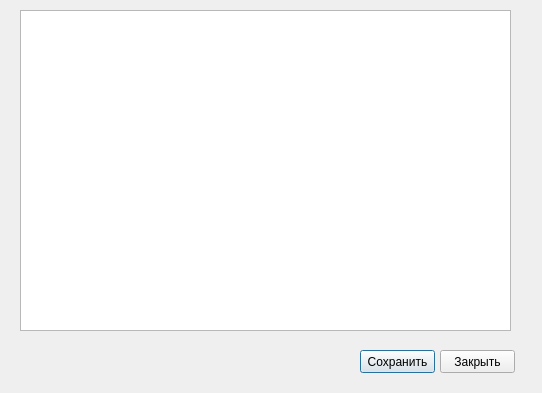
The window that dialog.ui (damask/PathEditor) describes before a commit, drawn with Qt 5.
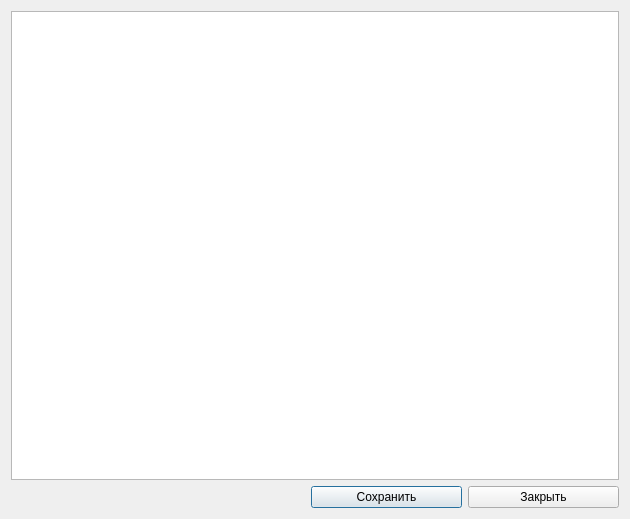
The same window after the commit.

Commit message: Выравнивание контролов

What changed in the file:
```diff
--- a/dialog.ui
+++ b/dialog.ui
@@ -6,49 +6,65 @@
    <rect>
     <x>0</x>
     <y>0</y>
-    <width>542</width>
-    <height>393</height>
+    <width>630</width>
+    <height>519</height>
    </rect>
   </property>
+  <property name="sizePolicy">
+   <sizepolicy hsizetype="Fixed" vsizetype="Fixed">
+    <horstretch>10</horstretch>
+    <verstretch>10</verstretch>
+   </sizepolicy>
+  </property>
   <property name="windowTitle">
    <string>Dialog</string>
   </property>
+  <layout class="QHBoxLayout" name="horizontalLayout_2">
+   <item>
+    <layout class="QVBoxLayout" name="verticalLayout">
+     <item>
+      <widget class="QPlainTextEdit" name="plainTextEdit">
+       <property name="sizePolicy">
+        <sizepolicy hsizetype="Expanding" vsizetype="Expanding">
+         <horstretch>1</horstretch>
+         <verstretch>1</verstretch>
+        </sizepolicy>
+       </property>
+       <property name="layoutDirection">
+        <enum>Qt::LeftToRight</enum>
+       </property>
+       <property name="autoFillBackground">
+        <bool>true</bool>
+       </property>
+      </widget>
+     </item>
+     <item>
+      <layout class="QHBoxLayout" name="horizontalLayout">
+       <property name="sizeConstraint">
+        <enum>QLayout::SetFixedSize</enum>
+       </property>
+       <property name="leftMargin">
+        <number>300</number>
+       </property>
+       <item>
   <widget class="QPushButton" name="btnSave">
-   <property name="geometry">
-    <rect>
-     <x>360</x>
-     <y>350</y>
-     <width>75</width>
-     <height>23</height>
-    </rect>
-   </property>
    <property name="text">
     <string>Сохранить</string>
    </property>
   </widget>
+       </item>
+       <item>
   <widget class="QPushButton" name="pushButton_2">
-   <property name="geometry">
-    <rect>
-     <x>440</x>
-     <y>350</y>
-     <width>75</width>
-     <height>23</height>
-    </rect>
-   </property>
    <property name="text">
     <string>Закрыть</string>
    </property>
   </widget>
-  <widget class="QPlainTextEdit" name="plainTextEdit">
-   <property name="geometry">
-    <rect>
-     <x>20</x>
-     <y>10</y>
-     <width>491</width>
-     <height>321</height>
-    </rect>
-   </property>
-  </widget>
+       </item>
+      </layout>
+     </item>
+    </layout>
+   </item>
+  </layout>
  </widget>
  <layoutdefault spacing="6" margin="11"/>
  <resources/>
```
Lines whose indentation alone changed are shown as unchanged. The commit also changes 1 other file.
